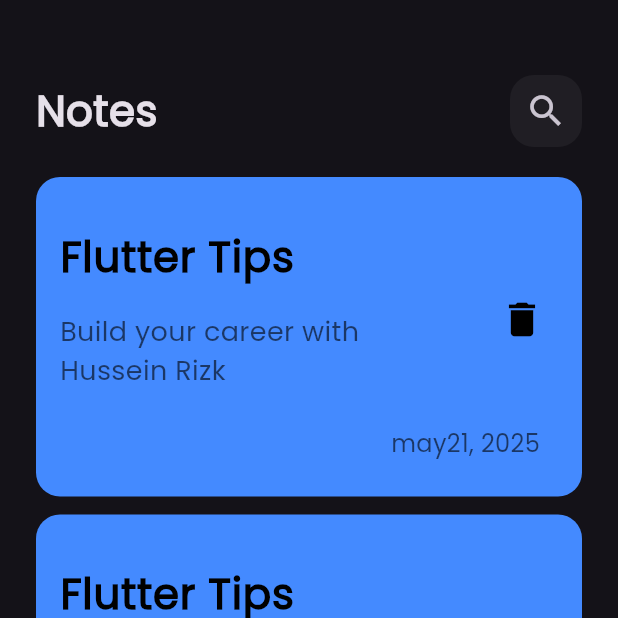
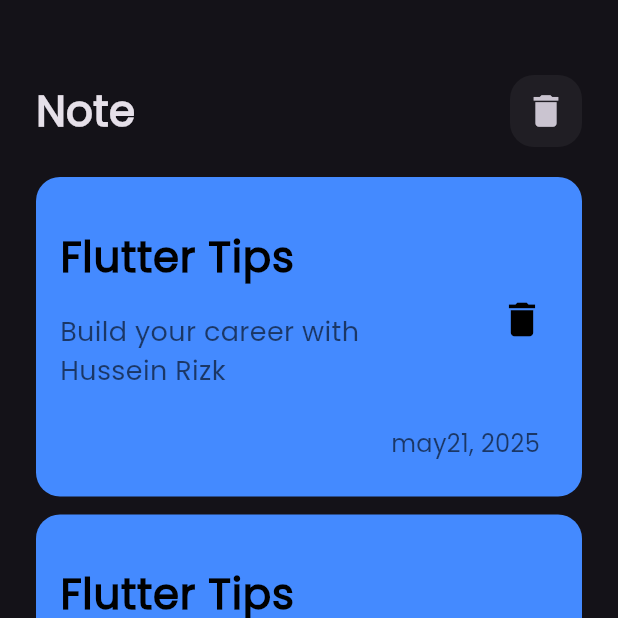
Before and after one commit to ibnRizk/Mind-Vault, a Flutter app: the screen it shows after launch, on a phone screen of 412 x 824 dp, the top half of it. Run offline on Flutter 3.47's test engine with Material 3 defaults, Android fonts, the phone set to English and light mode, and no system bars.

Commit message:
Add custom App bar to edit note

```diff
--- a/lib/views/widget/custom_app_bar.dart
+++ b/lib/views/widget/custom_app_bar.dart
@@ -3,18 +3,20 @@ import 'package:flutter/material.dart';
 import 'search_icon.dart';
 
 class CustomAppBar extends StatelessWidget {
-  const CustomAppBar({super.key});
+  const CustomAppBar({super.key, required this.title, required this.icon});
+  final String title;
+  final IconData icon;
 
   @override
   Widget build(BuildContext context) {
     return Row(
       children: [
         Text(
-          'Notes ',
+          title,
           style: TextStyle(fontSize: 28, fontWeight: FontWeight.bold),
         ),
         Spacer(),
-        SearchIcon(),
+        SearchIcon(icon: icon),
       ],
     );
   }
--- a/lib/views/widget/note_item.dart
+++ b/lib/views/widget/note_item.dart
@@ -1,5 +1,5 @@
 import 'package:flutter/material.dart';
-import 'package:mindvault/views/widget/edit_note_view_body.dart';
+import 'package:mindvault/views/edit_note_view.dart';
 
 class NoteItem extends StatelessWidget {
   const NoteItem({super.key});
@@ -12,7 +12,7 @@ class NoteItem extends StatelessWidget {
           context,
           MaterialPageRoute(
             builder: (context) {
-              return EditNoteViewBody();
+              return EditNoteView();
             },
           ),
         );
--- a/lib/views/widget/notes_view_body.dart
+++ b/lib/views/widget/notes_view_body.dart
@@ -12,7 +12,7 @@ class NotesViewBody extends StatelessWidget {
       child: Column(
         children: [
           SizedBox(height: 50),
-          CustomAppBar(),
+          CustomAppBar(title: 'Note', icon: Icons.delete),
           Expanded(child: NoteListView()),
         ],
       ),
--- a/lib/views/widget/search_icon.dart
+++ b/lib/views/widget/search_icon.dart
@@ -1,7 +1,8 @@
 import 'package:flutter/material.dart';
 
 class SearchIcon extends StatelessWidget {
-  const SearchIcon({super.key});
+  const SearchIcon({super.key, required this.icon});
+  final IconData icon;
 
   @override
   Widget build(BuildContext context) {
@@ -12,7 +13,7 @@ class SearchIcon extends StatelessWidget {
         color: Colors.white.withValues(alpha: 0.05),
         borderRadius: BorderRadius.circular(16),
       ),
-      child: IconButton(onPressed: () {}, icon: Icon(Icons.search, size: 28)),
+      child: IconButton(onPressed: () {}, icon: Icon(icon, size: 28)),
     );
   }
 }
```
Also changed, not shown: lib/views/widget/edit_note_view_body.dart (+9 -3 lines).
